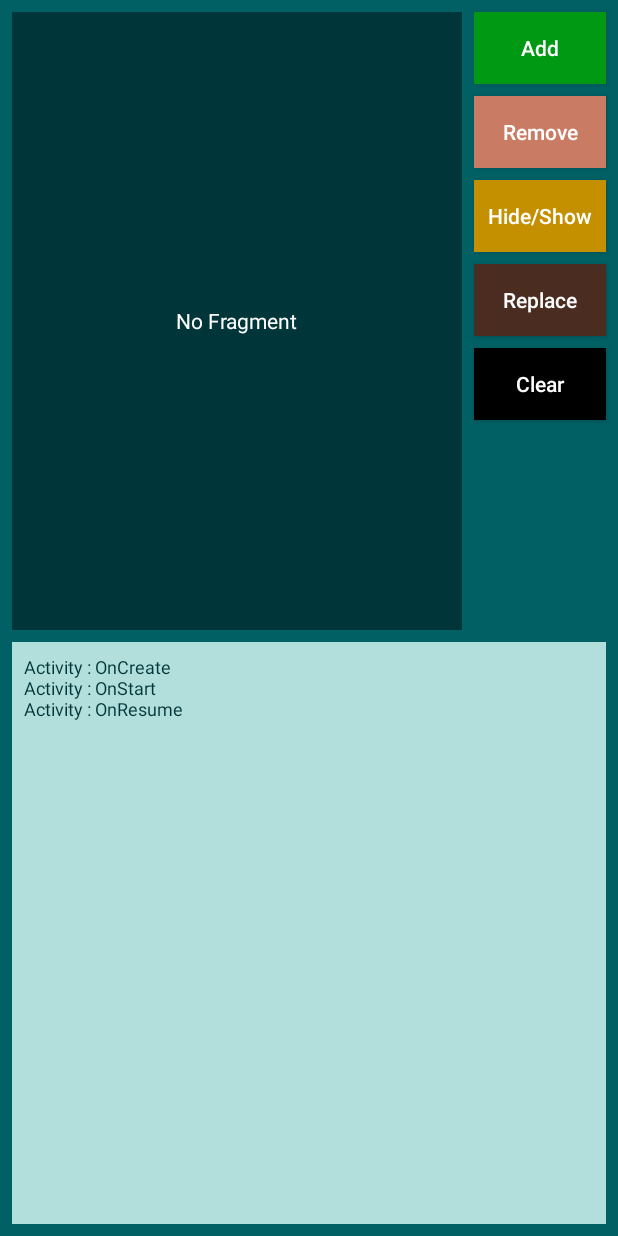
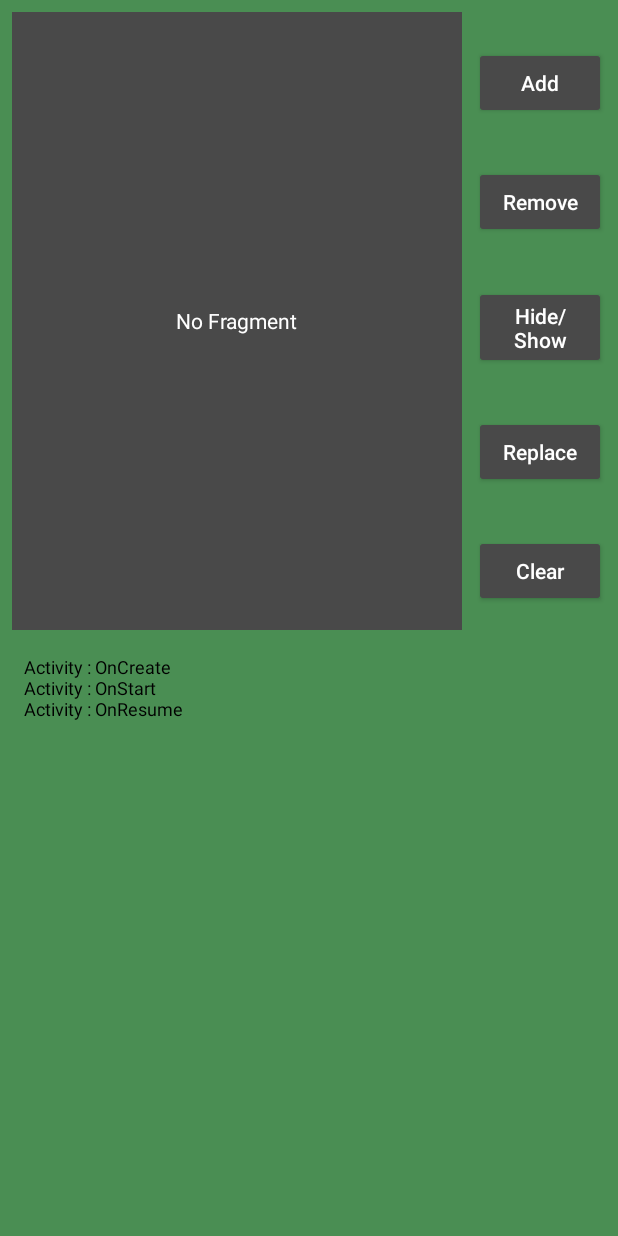
Before and after one commit to jk2pr/FragmentLifeCycle, an Android app: the screen it shows after launch (MainActivity), on a phone screen of 412 x 824 dp. Run offline under Robolectric (Android 15) with nearby library versions, the phone set to English and light mode, and no system bars.

Commit message:
Added Landscape support

```diff
--- a/app/build.gradle
+++ b/app/build.gradle
@@ -10,7 +10,7 @@ android {
         applicationId "com.jk.flcd"
         minSdkVersion 15
         targetSdkVersion 27
-        versionCode 3
+        versionCode 4
         versionName "1.0"
         testInstrumentationRunner "android.support.test.runner.AndroidJUnitRunner"
     }
@@ -33,7 +33,11 @@ dependencies {
         transitive = true
     }
 
+    implementation 'com.google.firebase:firebase-core:16.0.4'
+
     testImplementation 'junit:junit:4.12'
     androidTestImplementation 'com.android.support.test:runner:1.0.2'
     androidTestImplementation 'com.android.support.test.espresso:espresso-core:3.0.2'
+
+    apply plugin: 'com.google.gms.google-services'
 }
--- a/app/src/main/java/com/jk/flcd/MainActivity.kt
+++ b/app/src/main/java/com/jk/flcd/MainActivity.kt
@@ -2,6 +2,7 @@ package com.jk.flcd
 
 import android.graphics.Color
 import android.os.Bundle
+import android.os.Process
 import android.support.v7.app.AppCompatActivity
 import android.text.method.ScrollingMovementMethod
 import android.util.Log
@@ -107,7 +108,7 @@ class MainActivity : AppCompatActivity(), View.OnClickListener {
     override fun onCreate(savedInstanceState: Bundle?) {
         super.onCreate(savedInstanceState)
         setContentView(R.layout.activity_main)
-        txt_log.movementMethod=ScrollingMovementMethod()
+        txt_log.movementMethod = ScrollingMovementMethod()
         displayActivityLog("OnCreate")
         add_frag.setOnClickListener(this)
         remove_frag.setOnClickListener(this)
@@ -127,7 +128,7 @@ class MainActivity : AppCompatActivity(), View.OnClickListener {
         displayActivityLog("OnRestart")
     }
 
-    override fun onSaveInstanceState(outState: Bundle? ) {
+    override fun onSaveInstanceState(outState: Bundle?) {
         super.onSaveInstanceState(outState)
         displayActivityLog("OnSaveInstanceState")
     }
@@ -136,7 +137,6 @@ class MainActivity : AppCompatActivity(), View.OnClickListener {
         super.onRestoreInstanceState(savedInstanceState)
         displayActivityLog("OnRestoreInstanceState")
     }
-
 
 
     override fun onResume() {
@@ -161,9 +161,11 @@ class MainActivity : AppCompatActivity(), View.OnClickListener {
 
     override fun onBackPressed() {
         super.onBackPressed()
-        displayActivityLog("OnBackPressed")
-        log.delete(0, log.length)
-        log.setLength(0)
+        txt_log.postDelayed({
+            android.os.Process.killProcess(Process.myPid());
+            System.exit(1);
+        }, 200)
+
     }
 
 
--- a/app/src/main/java/com/jk/flcd/utils/ViewUtils.kt
+++ b/app/src/main/java/com/jk/flcd/utils/ViewUtils.kt
@@ -8,7 +8,7 @@ import com.jk.flcd.R
 object ViewUtils {
     fun getLabelTextColor(context: Context, bgColorValue: Int): Int {
         return if (isLightColor(bgColorValue)) {
-            ContextCompat.getColor(context, R.color.colorPrimary)
+            ContextCompat.getColor(context, android.R.color.black)
         } else {
             ContextCompat.getColor(context, android.R.color.white)
         }
--- a/app/src/main/res/color/textcolor_dark_selector.xml
+++ b/app/src/main/res/color/textcolor_dark_selector.xml
@@ -1,8 +1,8 @@
 <?xml version="1.0" encoding="utf-8"?>
 <selector xmlns:android="http://schemas.android.com/apk/res/android">
     <item android:state_pressed="true"
-        android:color="@color/colorPrimaryDark" /> <!-- pressed -->
+        android:color="@color/colorPrimary" /> <!-- pressed -->
     <item android:state_focused="true"
-        android:color="@color/colorPrimaryDark" /> <!-- focused -->
+        android:color="@color/colorPrimary" /> <!-- focused -->
     <item android:color="@android:color/white" /> <!-- default -->
 </selector>
--- a/app/src/main/res/layout-land/activity_main.xml
+++ b/app/src/main/res/layout-land/activity_main.xml
@@ -1,91 +1,93 @@
 <?xml version="1.0" encoding="utf-8"?>
-<ScrollView xmlns:android="http://schemas.android.com/apk/res/android"
+
+
+<android.support.constraint.ConstraintLayout xmlns:android="http://schemas.android.com/apk/res/android"
     xmlns:app="http://schemas.android.com/apk/res-auto"
     xmlns:tools="http://schemas.android.com/tools"
     android:layout_width="match_parent"
     android:layout_height="match_parent"
-    android:fillViewport="true"
-    android:background="@color/colorPrimary">
-
-
-    <android.support.constraint.ConstraintLayout
-        android:layout_width="match_parent"
-        android:layout_height="wrap_content"
+    android:background="@color/lightgreen"
 
 
     tools:context=".MainActivity">
 
 
-        <Button
+    <android.support.v7.widget.AppCompatButton
         android:id="@+id/add_frag"
         android:layout_width="wrap_content"
-            android:textAllCaps="false"
-            android:layout_height="@dimen/dp_30"
+        android:layout_height="wrap_content"
         android:layout_marginTop="8dp"
         android:layout_marginEnd="8dp"
         android:layout_marginRight="8dp"
-            android:background="@drawable/add_button_selector"
+        android:background="@color/colorPrimaryDark"
         android:text="@string/add_fragment"
+        android:textAllCaps="false"
+        app:layout_constraintBottom_toTopOf="@+id/remove_frag"
         app:layout_constraintEnd_toEndOf="parent"
         app:layout_constraintTop_toTopOf="parent" />
 
-        <Button
+    <android.support.v7.widget.AppCompatButton
         android:id="@+id/remove_frag"
         android:layout_width="0dp"
-            android:layout_height="@dimen/dp_30"
+        android:layout_height="wrap_content"
         android:layout_marginTop="8dp"
         android:layout_marginEnd="8dp"
+        android:layout_marginRight="8dp"
+        android:background="@color/colorPrimaryDark"
+        android:text="@string/remove_top_fragment"
         android:textAllCaps="false"
-            android:layout_marginRight="8dp"
-            android:background="@drawable/remove_button_selector"
-            android:text="@string/remove_top_fragment"
+        app:layout_constraintBottom_toTopOf="@+id/hide_frag"
         app:layout_constraintEnd_toEndOf="parent"
+        app:layout_constraintHorizontal_bias="0.5"
         app:layout_constraintStart_toStartOf="@+id/add_frag"
         app:layout_constraintTop_toBottomOf="@+id/add_frag" />
 
-        <Button
+    <android.support.v7.widget.AppCompatButton
         android:id="@+id/replace_frag"
         android:layout_width="0dp"
-            android:layout_height="@dimen/dp_30"
+        android:layout_height="wrap_content"
         android:layout_marginTop="8dp"
         android:layout_marginEnd="8dp"
         android:layout_marginRight="8dp"
-            android:background="@drawable/replace_button_selector"
+        android:background="@color/colorPrimaryDark"
         android:text="@string/replace_top_fragment"
         android:textAllCaps="false"
+        app:layout_constraintBottom_toTopOf="@+id/clear"
         app:layout_constraintEnd_toEndOf="parent"
-            app:layout_constraintHorizontal_bias="1.0"
+        app:layout_constraintHorizontal_bias="0.5"
         app:layout_constraintStart_toStartOf="@+id/remove_frag"
         app:layout_constraintTop_toBottomOf="@+id/hide_frag" />
 
-        <Button
+    <android.support.v7.widget.AppCompatButton
         android:id="@+id/hide_frag"
         android:layout_width="0dp"
-            android:layout_height="@dimen/dp_30"
+        android:layout_height="wrap_content"
         android:layout_marginTop="8dp"
         android:layout_marginEnd="8dp"
         android:layout_marginRight="8dp"
+        android:background="@color/colorPrimaryDark"
+        android:text="@string/hide_show_top_fragment"
         android:textAllCaps="false"
-            android:background="@drawable/hide_show_button_selector"
-            android:text="@string/hide_show_top_fragment"
+        app:layout_constraintBottom_toTopOf="@+id/replace_frag"
         app:layout_constraintEnd_toEndOf="parent"
-            app:layout_constraintHorizontal_bias="1.0"
+        app:layout_constraintHorizontal_bias="0.5"
         app:layout_constraintStart_toStartOf="@+id/add_frag"
         app:layout_constraintTop_toBottomOf="@+id/remove_frag" />
 
-        <Button
+    <android.support.v7.widget.AppCompatButton
         android:id="@+id/clear"
         android:layout_width="0dp"
-            android:layout_height="@dimen/dp_30"
+        android:layout_height="wrap_content"
         android:layout_marginTop="8dp"
         android:layout_marginEnd="8dp"
         android:layout_marginRight="8dp"
+        android:background="@color/colorPrimaryDark"
+        android:text="@string/clear"
         android:textAllCaps="false"
-            android:background="@drawable/clear_button_selector"
-            android:text="@string/clear"
         android:textColor="@color/textcolor_dark_selector"
+        app:layout_constraintBottom_toBottomOf="parent"
         app:layout_constraintEnd_toEndOf="parent"
-            app:layout_constraintHorizontal_bias="1.0"
+        app:layout_constraintHorizontal_bias="0.5"
         app:layout_constraintStart_toStartOf="@+id/add_frag"
         app:layout_constraintTop_toBottomOf="@+id/replace_frag" />
 
@@ -114,8 +116,6 @@
 
 
     <TextView
-            android:background="@color/colorTeal"
-            android:padding="8dp"
         android:id="@+id/txt_log"
         android:layout_width="0dp"
         android:layout_height="0dp"
@@ -125,9 +125,10 @@
         android:layout_marginEnd="8dp"
         android:layout_marginRight="8dp"
         android:layout_marginBottom="8dp"
+        android:padding="8dp"
+        android:scrollbars="vertical|horizontal"
+        android:textColor="@android:color/black"
         android:textSize="12sp"
-            android:textColor="@color/colorPrimaryDark"
-            android:scrollbars="vertical|horizontal"
         app:layout_constraintBottom_toBottomOf="parent"
         app:layout_constraintEnd_toStartOf="@+id/hide_frag"
         app:layout_constraintStart_toEndOf="@+id/content"
@@ -136,4 +137,3 @@
 
 
 </android.support.constraint.ConstraintLayout>
-</ScrollView>
--- a/app/src/main/res/layout/activity_main.xml
+++ b/app/src/main/res/layout/activity_main.xml
@@ -1,89 +1,94 @@
 <?xml version="1.0" encoding="utf-8"?>
 
 
-
-
-    <android.support.constraint.ConstraintLayout
-        xmlns:android="http://schemas.android.com/apk/res/android"
+<android.support.constraint.ConstraintLayout xmlns:android="http://schemas.android.com/apk/res/android"
     xmlns:app="http://schemas.android.com/apk/res-auto"
     xmlns:tools="http://schemas.android.com/tools"
     android:layout_width="match_parent"
     android:layout_height="match_parent"
-        android:background="@color/colorPrimary"
+    android:background="@color/lightgreen"
+
 
     tools:context=".MainActivity">
 
 
-        <Button
+    <android.support.v7.widget.AppCompatButton
         android:id="@+id/add_frag"
         android:layout_width="wrap_content"
         android:layout_height="wrap_content"
         android:layout_marginTop="8dp"
         android:layout_marginEnd="8dp"
         android:layout_marginRight="8dp"
-            android:background="@drawable/add_button_selector"
         android:text="@string/add_fragment"
+
         android:textAllCaps="false"
+        app:backgroundTint="@color/colorPrimaryDark"
+        app:layout_constraintBottom_toTopOf="@+id/remove_frag"
         app:layout_constraintEnd_toEndOf="parent"
         app:layout_constraintTop_toTopOf="parent" />
 
-    <Button
+    <android.support.v7.widget.AppCompatButton
         android:id="@+id/remove_frag"
         android:layout_width="0dp"
         android:layout_height="wrap_content"
         android:layout_marginTop="8dp"
         android:layout_marginEnd="8dp"
         android:layout_marginRight="8dp"
-        android:background="@drawable/remove_button_selector"
         android:text="@string/remove_top_fragment"
         android:textAllCaps="false"
+        app:backgroundTint="@color/colorPrimaryDark"
+        app:layout_constraintBottom_toTopOf="@+id/hide_frag"
         app:layout_constraintEnd_toEndOf="parent"
+        app:layout_constraintHorizontal_bias="0.5"
         app:layout_constraintStart_toStartOf="@+id/add_frag"
         app:layout_constraintTop_toBottomOf="@+id/add_frag" />
 
-    <Button
+    <android.support.v7.widget.AppCompatButton
         android:id="@+id/replace_frag"
         android:layout_width="0dp"
         android:layout_height="wrap_content"
         android:layout_marginTop="8dp"
         android:layout_marginEnd="8dp"
         android:layout_marginRight="8dp"
-        android:background="@drawable/replace_button_selector"
         android:text="@string/replace_top_fragment"
         android:textAllCaps="false"
+        app:backgroundTint="@color/colorPrimaryDark"
+        app:layout_constraintBottom_toTopOf="@+id/clear"
         app:layout_constraintEnd_toEndOf="parent"
-        app:layout_constraintHorizontal_bias="1.0"
+        app:layout_constraintHorizontal_bias="0.5"
         app:layout_constraintStart_toStartOf="@+id/remove_frag"
         app:layout_constraintTop_toBottomOf="@+id/hide_frag" />
 
-    <Button
+    <android.support.v7.widget.AppCompatButton
         android:id="@+id/hide_frag"
         android:layout_width="0dp"
         android:layout_height="wrap_content"
         android:layout_marginTop="8dp"
         android:layout_marginEnd="8dp"
         android:layout_marginRight="8dp"
-        android:background="@drawable/hide_show_button_selector"
         android:text="@string/hide_show_top_fragment"
         android:textAllCaps="false"
+        app:backgroundTint="@color/colorPrimaryDark"
+        app:layout_constraintBottom_toTopOf="@+id/replace_frag"
         app:layout_constraintEnd_toEndOf="parent"
-        app:layout_constraintHorizontal_bias="1.0"
+        app:layout_constraintHorizontal_bias="0.5"
         app:layout_constraintStart_toStartOf="@+id/add_frag"
         app:layout_constraintTop_toBottomOf="@+id/remove_frag" />
 
-    <Button
+    <android.support.v7.widget.AppCompatButton
         android:id="@+id/clear"
         android:layout_width="0dp"
         android:layout_height="wrap_content"
         android:layout_marginTop="8dp"
         android:layout_marginEnd="8dp"
         android:layout_marginRight="8dp"
-        android:background="@drawable/clear_button_selector"
         android:text="@string/clear"
         android:textAllCaps="false"
         android:textColor="@color/textcolor_dark_selector"
+        app:backgroundTint="@color/colorPrimaryDark"
+        app:layout_constraintBottom_toTopOf="@+id/txt_log"
         app:layout_constraintEnd_toEndOf="parent"
-        app:layout_constraintHorizontal_bias="1.0"
+        app:layout_constraintHorizontal_bias="0.5"
         app:layout_constraintStart_toStartOf="@+id/add_frag"
         app:layout_constraintTop_toBottomOf="@+id/replace_frag" />
 
@@ -107,7 +112,8 @@
             android:layout_width="wrap_content"
             android:layout_height="wrap_content"
             android:layout_gravity="center"
-            android:text="@string/no_fragment" />
+            android:text="@string/no_fragment"
+            android:textColor="@android:color/white" />
 
     </FrameLayout>
 
@@ -119,13 +125,12 @@
         android:layout_marginStart="8dp"
         android:layout_marginLeft="8dp"
         android:layout_marginTop="8dp"
-        android:background="@color/colorTeal"
-        android:textColor="@color/colorPrimaryDark"
-        android:scrollbars="vertical|horizontal"
         android:layout_marginEnd="8dp"
         android:layout_marginRight="8dp"
         android:layout_marginBottom="8dp"
         android:padding="8dp"
+        android:scrollbars="vertical|horizontal"
+        android:textColor="@android:color/black"
         android:textSize="12sp"
         app:layout_constraintBottom_toBottomOf="parent"
         app:layout_constraintEnd_toEndOf="parent"
--- a/app/src/main/res/values/colors.xml
+++ b/app/src/main/res/values/colors.xml
@@ -1,11 +1,11 @@
 <?xml version="1.0" encoding="utf-8"?>
 <resources>
-    <color name="colorPrimary">#006064</color>
-    <color name="colorPrimaryDark">#00363a</color>
-    <color name="colorAccent">#005f63</color>
-    <color name="colorTeal">#b2dfdb</color>
+    <color name="colorPrimary">#757575</color>
+    <color name="colorPrimaryDark">#494949</color>
+    <color name="colorAccent">#ffffff</color>
+   <color name="colorTeal">#b2dfdb</color>
     <color name="colorLime">#c49000</color>
-    <color name="colorBrown">#4b2c20</color>
+    <color name="colorBrown">#795548</color>
     <color name="colorWhite">@android:color/white</color>
 
 
--- a/build.gradle
+++ b/build.gradle
@@ -8,9 +8,9 @@ buildscript {
         maven { url 'https://maven.fabric.io/public' }
     }
     dependencies {
-        classpath 'com.android.tools.build:gradle:3.3.0-alpha12'
+        classpath 'com.android.tools.build:gradle:3.4.0-alpha01'
         classpath "org.jetbrains.kotlin:kotlin-gradle-plugin:$kotlin_version"
-
+        classpath 'com.google.gms:google-services:4.0.1'
         classpath 'io.fabric.tools:gradle:1.25.4'
         // NOTE: Do not place your application dependencies here; they belong
         // in the individual module build.gradle files
```
Also changed, not shown: 1 other file. Lines whose indentation alone changed are shown as unchanged.
